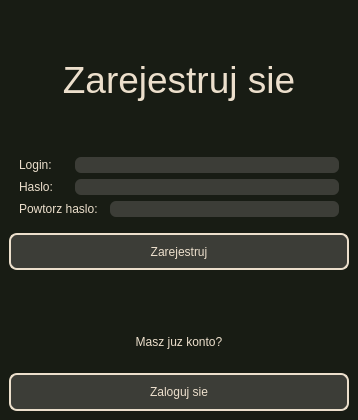
The window that registration.ui (Karoleqk/Baza-Kontaktow) describes before a commit, drawn with Qt 5.
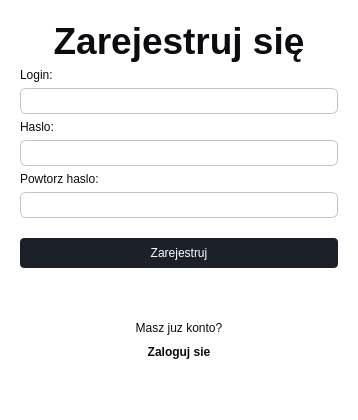
The same window after the commit.

Commit message: harmonize ui components and color palette

The edit to the form file:
```diff
--- a/registration.ui
+++ b/registration.ui
@@ -15,36 +15,64 @@
   </property>
   <widget class="QWidget" name="centralwidget">
    <property name="styleSheet">
-    <string notr="true">.QWidget{
-	background-color: #181C14;
-}
-
-.QLabel{
-	color: #ECDFCC;
+    <string notr="true">* {
+	background-color: white;
+	color: #0B0B10;
 }
 
 .QLineEdit{
-	color: #ECDFCC;
-	background-color: #3C3D37;
+	border: 1px solid #C4C4C4;
+	background-color: transparent;
 	border-radius: 6px;
+	padding: 4px;
+}
+
+.QLineEdit:focus {
+	border-color: #1C2028;
+}
+
+#label_2 {
+	font-weight: bold;
 }
 
 .QPushButton{
-	background-color: #3C3D37;
-	color: #ECDFCC;
-	border: 2px solid #ECDFCC;
-	border-radius: 8px;
+	padding: 8px 20px;
+	border-radius: 4px;
+	text-decoration: none;
+	background: #1C2028;
+	color: white;
 }
 
 .QPushButton:hover{
-	background-color: #ECDFCC;
-	color: #3C3D37;
-	border: 2px solid #3C3D37;
+	background-color: #2d323b;
+}
+
+#loginBtn {
+	background-color: transparent;
+	color: #0B0B10;
+	font-weight: bold;
+	padding: 0;
+	margin: 0;
+	border: none;
+}
+
+#loginBtn:hover {
+	text-decoration: underline;
 }</string>
    </property>
-   <layout class="QVBoxLayout" name="verticalLayout">
-    <item>
-     <layout class="QVBoxLayout" name="verticalLayout_5" stretch="3,4,1,0,2">
+   <layout class="QVBoxLayout" name="verticalLayout_3">
+    <property name="leftMargin">
+     <number>20</number>
+    </property>
+    <property name="topMargin">
+     <number>20</number>
+    </property>
+    <property name="rightMargin">
+     <number>20</number>
+    </property>
+    <property name="bottomMargin">
+     <number>61</number>
+    </property>
       <item>
        <layout class="QVBoxLayout" name="verticalLayout_2">
         <item>
@@ -52,10 +80,11 @@
           <property name="font">
            <font>
             <pointsize>28</pointsize>
+          <bold>true</bold>
            </font>
           </property>
           <property name="text">
-           <string>Zarejestruj sie</string>
+         <string>Zarejestruj się</string>
           </property>
           <property name="alignment">
            <set>Qt::AlignmentFlag::AlignCenter</set>
@@ -65,26 +94,17 @@
        </layout>
       </item>
       <item>
-       <layout class="QVBoxLayout" name="verticalLayout_3">
+     <layout class="QVBoxLayout" name="verticalLayout">
         <item>
-         <layout class="QHBoxLayout" name="horizontalLayout_2" stretch="1,6">
-          <property name="spacing">
-           <number>12</number>
-          </property>
-          <property name="leftMargin">
-           <number>10</number>
-          </property>
-          <property name="rightMargin">
-           <number>10</number>
-          </property>
-          <item>
+       <layout class="QFormLayout" name="formLayout_3">
+        <item row="0" column="0" colspan="2">
            <widget class="QLabel" name="loginLabel">
             <property name="text">
              <string>Login: </string>
             </property>
            </widget>
           </item>
-          <item>
+        <item row="1" column="0" colspan="2">
            <widget class="QLineEdit" name="loginInput">
             <property name="sizePolicy">
              <sizepolicy hsizetype="Expanding" vsizetype="Maximum">
@@ -97,25 +117,33 @@
          </layout>
         </item>
         <item>
-         <layout class="QHBoxLayout" name="horizontalLayout_3" stretch="1,6">
-          <property name="spacing">
-           <number>12</number>
+       <layout class="QFormLayout" name="formLayout_2">
+        <item row="1" column="0" colspan="2">
+         <widget class="QLineEdit" name="passwordInput">
+          <property name="sizePolicy">
+           <sizepolicy hsizetype="Expanding" vsizetype="Maximum">
+            <horstretch>0</horstretch>
+            <verstretch>0</verstretch>
+           </sizepolicy>
           </property>
-          <property name="leftMargin">
-           <number>10</number>
+          <property name="echoMode">
+           <enum>QLineEdit::EchoMode::Password</enum>
           </property>
-          <property name="rightMargin">
-           <number>10</number>
-          </property>
-          <item>
+         </widget>
+        </item>
+        <item row="0" column="0" colspan="2">
            <widget class="QLabel" name="passwordLabel">
             <property name="text">
              <string>Haslo:</string>
             </property>
            </widget>
           </item>
+       </layout>
+      </item>
           <item>
-           <widget class="QLineEdit" name="passwordInput">
+       <layout class="QFormLayout" name="formLayout">
+        <item row="1" column="0" colspan="2">
+         <widget class="QLineEdit" name="repeatPasswordInput">
             <property name="sizePolicy">
              <sizepolicy hsizetype="Expanding" vsizetype="Maximum">
               <horstretch>0</horstretch>
@@ -127,39 +155,13 @@
             </property>
            </widget>
           </item>
-         </layout>
-        </item>
-        <item>
-         <layout class="QHBoxLayout" name="horizontalLayout">
-          <property name="spacing">
-           <number>12</number>
-          </property>
-          <property name="leftMargin">
-           <number>10</number>
-          </property>
-          <property name="rightMargin">
-           <number>10</number>
-          </property>
-          <item>
+        <item row="0" column="0" colspan="2">
            <widget class="QLabel" name="repeatPasswordLabel">
             <property name="text">
              <string>Powtorz haslo:</string>
             </property>
            </widget>
           </item>
-          <item>
-           <widget class="QLineEdit" name="repeatPasswordInput">
-            <property name="sizePolicy">
-             <sizepolicy hsizetype="Expanding" vsizetype="Maximum">
-              <horstretch>0</horstretch>
-              <verstretch>0</verstretch>
-             </sizepolicy>
-            </property>
-            <property name="echoMode">
-             <enum>QLineEdit::EchoMode::Password</enum>
-            </property>
-           </widget>
-          </item>
          </layout>
         </item>
        </layout>
@@ -167,7 +169,7 @@
       <item>
        <layout class="QVBoxLayout" name="verticalLayout_4">
         <property name="topMargin">
-         <number>10</number>
+       <number>14</number>
         </property>
         <item>
          <widget class="QPushButton" name="registerBtn">
@@ -192,7 +194,7 @@
         <property name="sizeHint" stdset="0">
          <size>
           <width>20</width>
-          <height>40</height>
+        <height>4</height>
          </size>
         </property>
        </spacer>
@@ -227,8 +229,6 @@
            <string>Zaloguj sie</string>
           </property>
          </widget>
-        </item>
-       </layout>
       </item>
      </layout>
     </item>
```
Lines whose indentation alone changed are shown as unchanged. The commit also changes 5 other files.
